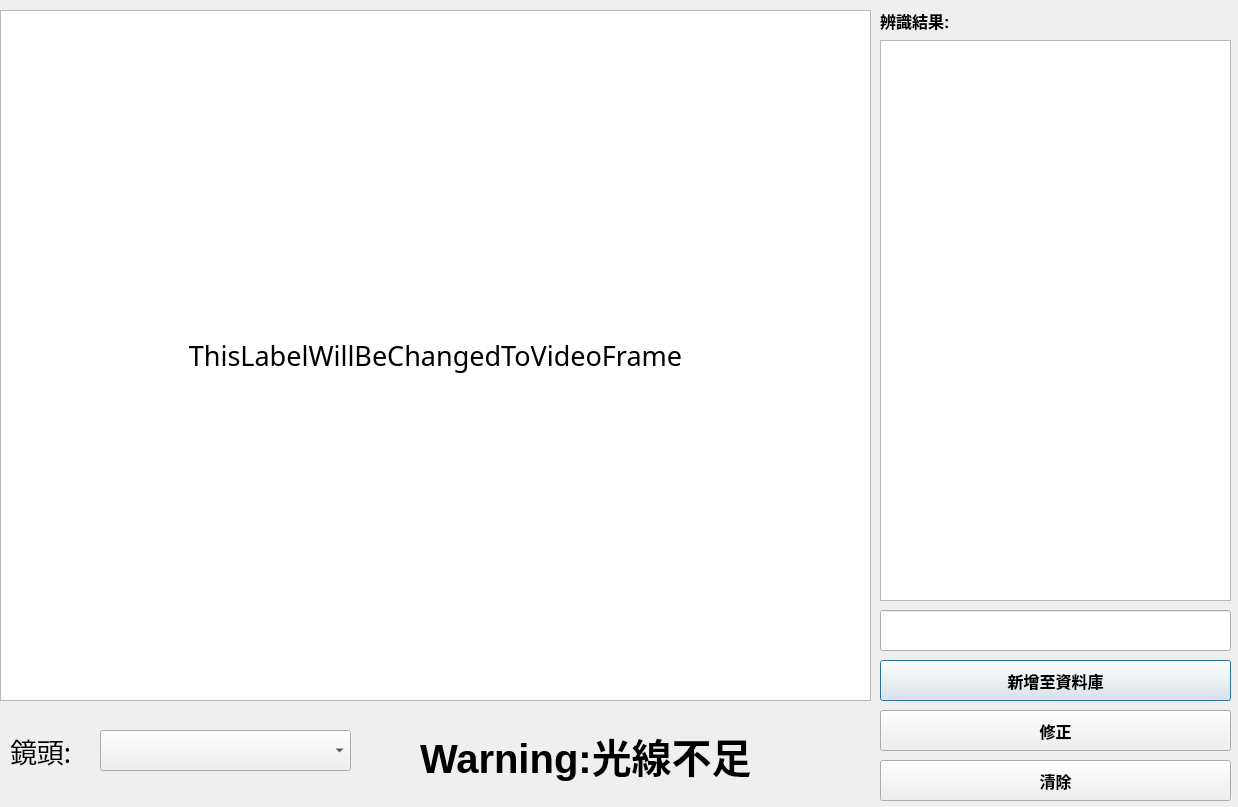
First picture: the form in project_codes/GUI/GUI.ui, repository AhJayzZ/Smart-Learning-System, before the edit.
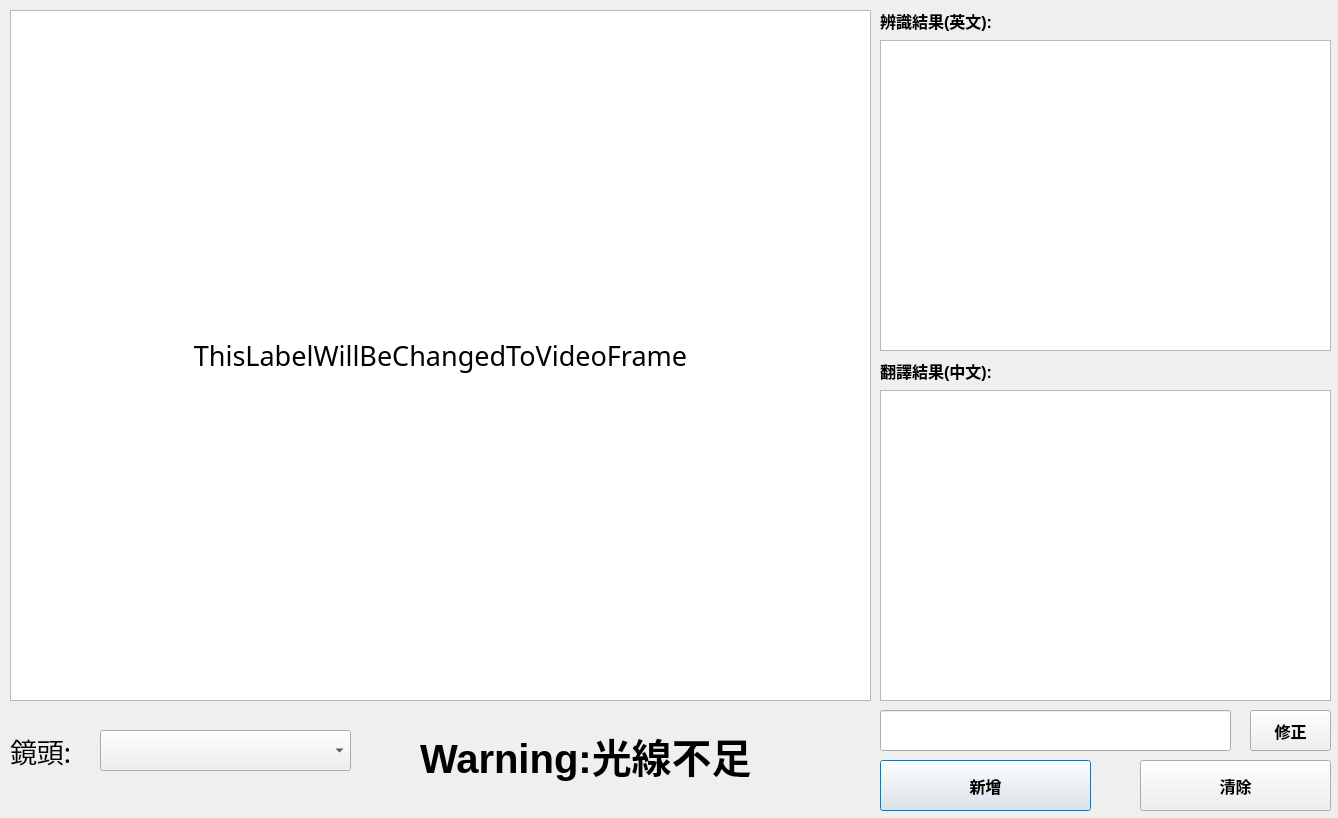
Second picture: the form after the edit.

Commit message: add google translate function

```diff
--- a/project_codes/GUI/GUI.ui
+++ b/project_codes/GUI/GUI.ui
@@ -6,8 +6,8 @@
    <rect>
     <x>0</x>
     <y>0</y>
-    <width>1238</width>
-    <height>807</height>
+    <width>1338</width>
+    <height>818</height>
    </rect>
   </property>
   <property name="font">
@@ -23,7 +23,7 @@
     <rect>
      <x>880</x>
      <y>0</y>
-     <width>101</width>
+     <width>161</width>
      <height>41</height>
     </rect>
    </property>
@@ -35,7 +35,7 @@
     </font>
    </property>
    <property name="text">
-    <string>辨識結果:</string>
+    <string>辨識結果(英文):</string>
    </property>
   </widget>
   <widget class="QLabel" name="warning_label">
@@ -65,9 +65,9 @@
    <property name="geometry">
     <rect>
      <x>880</x>
-     <y>660</y>
-     <width>351</width>
-     <height>41</height>
+     <y>760</y>
+     <width>211</width>
+     <height>51</height>
     </rect>
    </property>
    <property name="font">
@@ -79,15 +79,15 @@
     </font>
    </property>
    <property name="text">
-    <string>新增至資料庫</string>
+    <string>新增</string>
    </property>
   </widget>
   <widget class="QPushButton" name="revise_btn">
    <property name="geometry">
     <rect>
-     <x>880</x>
+     <x>1250</x>
      <y>710</y>
-     <width>351</width>
+     <width>81</width>
      <height>41</height>
     </rect>
    </property>
@@ -105,9 +105,9 @@
   <widget class="QTableWidget" name="tableWidget">
    <property name="geometry">
     <rect>
-     <x>0</x>
+     <x>10</x>
      <y>10</y>
-     <width>871</width>
+     <width>861</width>
      <height>691</height>
     </rect>
    </property>
@@ -115,9 +115,9 @@
   <widget class="QLabel" name="camera_label">
    <property name="geometry">
     <rect>
-     <x>0</x>
+     <x>10</x>
      <y>10</y>
-     <width>871</width>
+     <width>861</width>
      <height>691</height>
     </rect>
    </property>
@@ -137,25 +137,22 @@
     <set>Qt::AlignCenter</set>
    </property>
   </widget>
-  <widget class="QListWidget" name="result_list">
-   <property name="geometry">
-    <rect>
-     <x>880</x>
-     <y>40</y>
-     <width>351</width>
-     <height>561</height>
-    </rect>
-   </property>
-  </widget>
   <widget class="QLineEdit" name="revise_textbox">
    <property name="geometry">
     <rect>
      <x>880</x>
-     <y>610</y>
+     <y>710</y>
      <width>351</width>
      <height>41</height>
     </rect>
    </property>
+   <property name="font">
+    <font>
+     <pointsize>12</pointsize>
+     <weight>75</weight>
+     <bold>true</bold>
+    </font>
+   </property>
   </widget>
   <widget class="QComboBox" name="camera_selector">
    <property name="geometry">
@@ -208,10 +205,10 @@
   <widget class="QPushButton" name="clear_btn">
    <property name="geometry">
     <rect>
-     <x>880</x>
+     <x>1140</x>
      <y>760</y>
-     <width>351</width>
-     <height>41</height>
+     <width>191</width>
+     <height>51</height>
     </rect>
    </property>
    <property name="font">
@@ -225,6 +222,63 @@
     <string>清除</string>
    </property>
   </widget>
+  <widget class="QTextEdit" name="result_box">
+   <property name="geometry">
+    <rect>
+     <x>880</x>
+     <y>40</y>
+     <width>451</width>
+     <height>311</height>
+    </rect>
+   </property>
+   <property name="font">
+    <font>
+     <pointsize>12</pointsize>
+     <weight>75</weight>
+     <bold>true</bold>
+    </font>
+   </property>
+  </widget>
+  <widget class="QLabel" name="translate_label">
+   <property name="geometry">
+    <rect>
+     <x>880</x>
+     <y>350</y>
+     <width>181</width>
+     <height>41</height>
+    </rect>
+   </property>
+   <property name="font">
+    <font>
+     <pointsize>12</pointsize>
+     <weight>75</weight>
+     <bold>true</bold>
+    </font>
+   </property>
+   <property name="text">
+    <string>翻譯結果(中文):</string>
+   </property>
+  </widget>
+  <widget class="QTextEdit" name="translated_box">
+   <property name="enabled">
+    <bool>true</bool>
+   </property>
+   <property name="geometry">
+    <rect>
+     <x>880</x>
+     <y>390</y>
+     <width>451</width>
+     <height>311</height>
+    </rect>
+   </property>
+   <property name="font">
+    <font>
+     <pointsize>12</pointsize>
+     <weight>75</weight>
+     <bold>true</bold>
+    </font>
+   </property>
+  </widget>
  </widget>
  <resources/>
  <connections/>
```
The commit also changes 3 other files.
